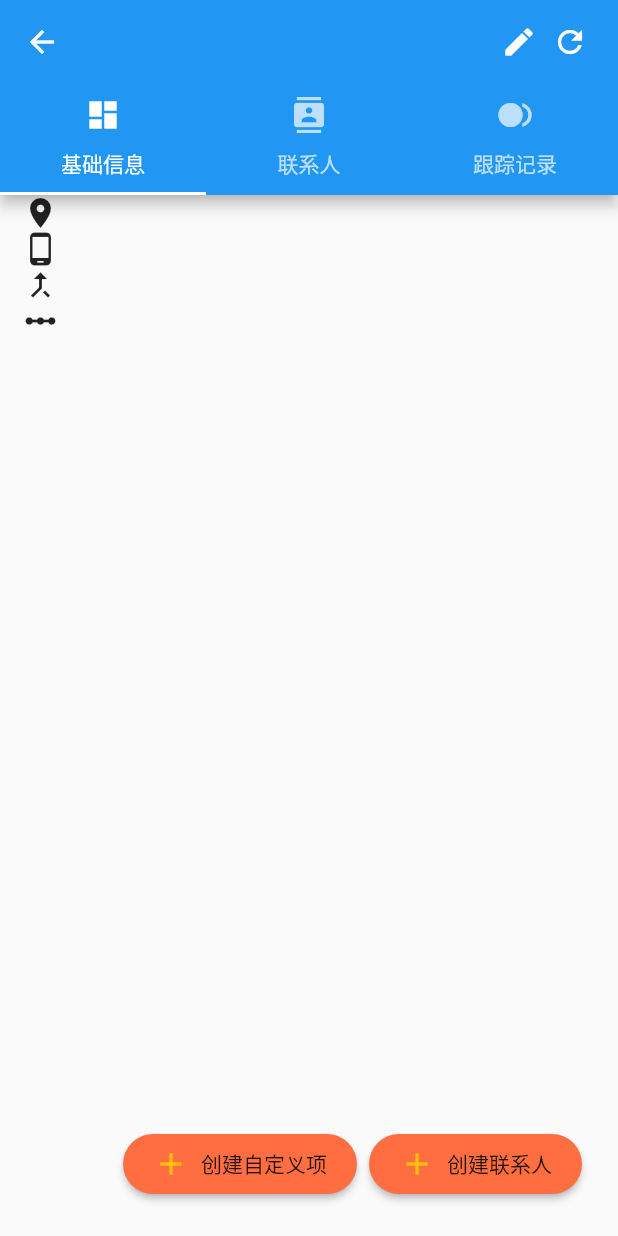
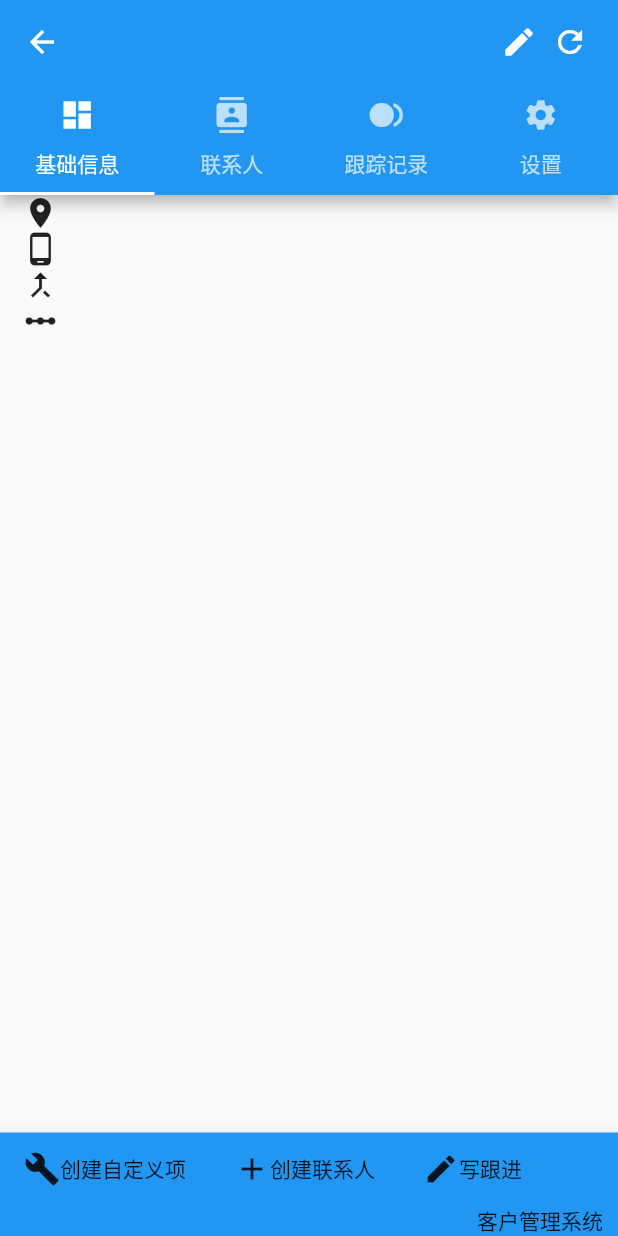
Before and after one commit to frozencodeuz/can_mobile, a Flutter app: the ClientViewerPage screen opened directly with empty values, on a phone screen of 412 x 824 dp. Run offline on Flutter 3.47's test engine with Material 2 defaults, Android fonts, the phone set to English and light mode, and no system bars; our stand-ins replace device_info, flutter_local_notifications, permission_handler; missing offline and left inert: quartz_doc.

Commit message:
Initial commit

```diff
--- a/lib/constraints.dart
+++ b/lib/constraints.dart
@@ -1,2 +1,2 @@
-const String IP = "barrels277.e2.luyouxia.net";
-const int PORT = 27641;
+const String IP = "localhost";
+const int PORT = 8189;
--- a/lib/enterprises/client.dart
+++ b/lib/enterprises/client.dart
@@ -6,7 +6,8 @@ class Client {
   String scale;
   List<Custom> custom;
   List<Contact> contacts;
-  Client({this.name, this.local, this.phone, this.type, this.scale, this.custom, this.contacts});
+  List<Record> records;
+  Client({this.name, this.local, this.phone, this.type, this.scale, this.custom, this.contacts, this.records});
   factory Client.fromJson(Map<String, dynamic> json) {
     return Client(
       name: json['name'],
@@ -16,6 +17,7 @@ class Client {
       scale: json['scale'],
       custom: List<Custom>.from(json['custom'].map((i) => Custom.fromJson(i)).toList()),
       contacts: List<Contact>.from(json['contacts'].map((i) => Contact.fromJson(i)).toList()),
+      records: List<Record>.from(json['records'].map((i) => Record.fromJson(i)).toList()),
     );
   }
   String toJSONString() {
@@ -31,7 +33,13 @@ class Client {
       buffcu.write(", ");
     }
     final buffstrcu = buffcu.toString();
-    return "{\"name\": \"$name\", \"local\": \"$local\", \"phone\": \"$phone\", \"type\": \"$type\", \"scale\": \"$scale\", \"custom\":[${buffstrcu==""?"":buffstrcu.substring(0, buffstrcu.length-2)}], \"contacts\": [${buffstrco==""?"":buffstrco.substring(0, buffstrco.length-2)}]}";
+    final buffre = StringBuffer("");
+    for (var i in custom) {
+      buffre.write(i.toJSONString());
+      buffre.write(", ");
+    }
+    final buffstrre = buffre.toString();
+    return "{\"name\": \"$name\", \"local\": \"$local\", \"phone\": \"$phone\", \"type\": \"$type\", \"scale\": \"$scale\", \"custom\":[${buffstrcu==""?"":buffstrcu.substring(0, buffstrcu.length-2)}], \"contacts\": [${buffstrco==""?"":buffstrco.substring(0, buffstrco.length-2)}], \"records\": [${buffstrre==""?"":buffstrre.substring(0, buffstrre.length-2)}]}";
   }
 }
 
@@ -63,6 +71,27 @@ class Custom {
   String toJSONString() => "{\"key\": \"$key\", \"value\": \"$value\"}";
 }
 
+class Record {
+  String content;
+  String time;
+  String method;
+  String contact;
+  String state;
+  String nextTime;
+  Record({this.content, this.time, this.method, this.contact, this.state, this.nextTime});
+  factory Record.fromJson(Map<String, dynamic> json) {
+    return Record(
+      content: json['content'],
+      time: json['time'],
+      method: json['method'],
+      contact: json['contact'],
+      state: json['state'],
+      nextTime: json['nextTime'],
+    );
+  }
+  String toJSONString() => "{\"content\": \"$content\", \"time\": \"$time\", \"method\": \"$method\", \"contact\": \"$contact\", \"state\": \"$state\", \"nextTime\": \"$nextTime\"}";
+}
+
 String clients2jsonString(List<Client> clients) {
   final buff = StringBuffer("");
   for (var i in clients) {
--- a/lib/enterprises/client_viewer_page.dart
+++ b/lib/enterprises/client_viewer_page.dart
@@ -116,9 +116,9 @@ class ClientViewerState extends State<ClientViewerPage> {
     ));
   }
   @override
-  Widget build(BuildContext context) {
+  Widget build(BuildContext buildContext) {
     return DefaultTabController(
-      length: 3,
+      length: 4,
       child: Scaffold(
         appBar: AppBar(
           title: Text(client.name),
@@ -127,6 +127,7 @@ class ClientViewerState extends State<ClientViewerPage> {
               Tab(icon: Icon(Icons.dashboard), text: "基础信息",),
               Tab(icon: Icon(Icons.contacts), text: "联系人",),
               Tab(icon: Icon(Icons.fiber_smart_record), text: "跟踪记录",),
+              Tab(icon: Icon(Icons.settings), text: "设置",),
             ],
           ),
           actions: <Widget>[
@@ -145,23 +146,64 @@ class ClientViewerState extends State<ClientViewerPage> {
             ),
           ],
         ),
-        floatingActionButton: ButtonBar(
+        bottomNavigationBar: BottomAppBar(
+          color: Colors.blue,
+          child: Column(
+            mainAxisSize: MainAxisSize.min,
             children: <Widget>[
-            FancyButton(
-              iconData: Icons.add,
-              suffix: Text("创建自定义项"),
+              Row(
+                children: <Widget>[
+                  FlatButton(
+                    child: Row(
+                      children: <Widget>[
+                        Icon(Icons.build),
+                        Text("创建自定义项"),
+                      ],
+                    ),
                     onPressed: () {
                       push(context, CustomsCreatePage(userCache, this));
                     },
                   ),
-            FancyButton(
-              iconData: Icons.add,
-              suffix: Text("创建联系人"),
+                  FlatButton(
+                    child: Row(
+                      children: <Widget>[
+                        Icon(Icons.add),
+                        Text("创建联系人"),
+                      ],
+                    ),
                     onPressed: () {
                       push(context, ContactsCreatePage(userCache, this));
                     },
                   ),
+                  FlatButton(
+                    child: Row(
+                      children: <Widget>[
+                        Icon(Icons.create),
+                        Text("写跟进")
                       ],
+                    ),
+                    onPressed: () {
+                    },
+                  ),
+                ],
+              ),
+              Row(
+                children: <Widget>[
+                  Padding(
+                    padding: EdgeInsets.only(right: 10),
+                  ),
+                  Text(client.name),
+                  Expanded(
+                    child: Container(),
+                  ),
+                  Text("客户管理系统"),
+                  Padding(
+                    padding: EdgeInsets.only(left: 10),
+                  ),
+                ],
+              ),
+            ],
+          ),
         ),
         body: TabBarView(
           children: <Widget>[
@@ -313,6 +355,44 @@ class ClientViewerState extends State<ClientViewerPage> {
               ],
             ),
             Text("跟踪记录"),
+            Column(
+              children: <Widget>[
+                FlatButton(
+                  color: Colors.red,
+                  textColor: Colors.white,
+                  child: Text("删除客户"),
+                  onPressed: () {
+                    showDialog<void>(
+                        context: context,
+                        barrierDismissible: false,
+                        builder: (context) {
+                          return CupertinoAlertDialog(
+                            title: Text("提示"),
+                            content: Text("您确定要删除这个客户吗?"),
+                            actions: <Widget>[
+                              CupertinoButton(
+                                child: Text("不了"),
+                                onPressed: () {
+                                  Navigator.pop(context);
+                                },
+                              ),
+                              CupertinoButton(
+                                child: Text("好"),
+                                onPressed: () {
+                                  parent.clients.remove(client);
+                                  parent.save();
+                                  Navigator.pop(context);
+                                  Navigator.pop(buildContext);
+                                },
+                              ),
+                            ],
+                          );
+                        }
+                    );
+                  },
+                ),
+              ],
+            ),
           ],
         ),
       ),
--- a/lib/enterprises/clients_create_page.dart
+++ b/lib/enterprises/clients_create_page.dart
@@ -80,6 +80,7 @@ class _ClientsCreateState extends State<ClientsCreatePage> {
                     scale: map[4],
                     custom: customs,
                     contacts: contacts,
+                    records: List(),
                   ));
                   parent.save();
                   Navigator.pop(context);
```
Also changed, not shown: lib/enterprises/records_create_page.dart (added, +68 -0 lines), 3 other files. Lines whose indentation alone changed are shown as unchanged.
